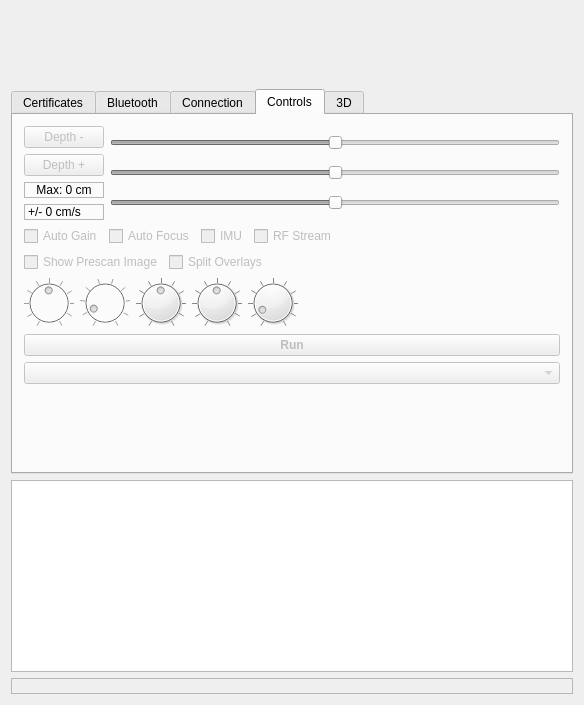
The window that examples/solum_qt/solumqt.ui (clariusdev/solum) describes before a commit, drawn with Qt 5.
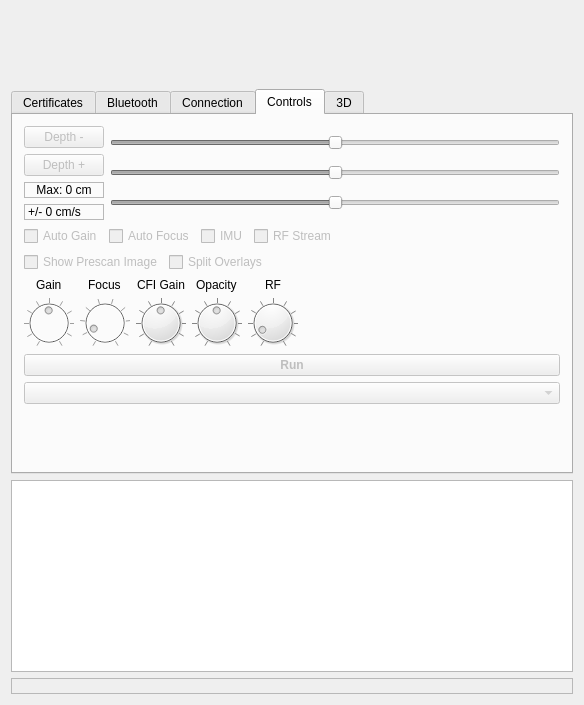
The same window after the commit. The open tabs and pages were chosen to show the change. Custom widgets are drawn as their Qt base class.

Commit message: Qt: Params: add labels to dials

The edit to the form file:
```diff
--- a/examples/solum_qt/solumqt.ui
+++ b/examples/solum_qt/solumqt.ui
@@ -788,8 +788,43 @@
          </layout>
         </item>
         <item>
-         <layout class="QHBoxLayout" name="horizontalLayout_7">
-          <item>
+         <layout class="QGridLayout" name="_dial_layout">
+          <item row="0" column="1" alignment="Qt::AlignHCenter">
+           <widget class="QLabel" name="gain_label">
+            <property name="text">
+             <string>Gain</string>
+            </property>
+           </widget>
+          </item>
+          <item row="0" column="2" alignment="Qt::AlignHCenter">
+           <widget class="QLabel" name="focus_label">
+            <property name="text">
+             <string>Focus</string>
+            </property>
+           </widget>
+          </item>
+          <item row="0" column="3" alignment="Qt::AlignHCenter">
+           <widget class="QLabel" name="cfigain_label">
+            <property name="text">
+             <string>CFI Gain</string>
+            </property>
+           </widget>
+          </item>
+          <item row="0" column="4" alignment="Qt::AlignHCenter">
+           <widget class="QLabel" name="opacity_label">
+            <property name="text">
+             <string>Opacity</string>
+            </property>
+           </widget>
+          </item>
+          <item row="0" column="5" alignment="Qt::AlignHCenter">
+           <widget class="QLabel" name="rf_label">
+            <property name="text">
+             <string>RF</string>
+            </property>
+           </widget>
+          </item>
+          <item row="2" column="1" alignment="Qt::AlignHCenter">
            <widget class="QDial" name="gain">
             <property name="enabled">
              <bool>false</bool>
@@ -820,7 +855,7 @@
             </property>
            </widget>
           </item>
-          <item>
+          <item row="2" column="2" alignment="Qt::AlignHCenter">
            <widget class="QDial" name="focus">
             <property name="enabled">
              <bool>false</bool>
@@ -854,7 +889,7 @@
             </property>
            </widget>
           </item>
-          <item>
+          <item row="2" column="3" alignment="Qt::AlignHCenter">
            <widget class="QDial" name="cfigain">
             <property name="maximumSize">
              <size>
@@ -882,7 +917,7 @@
             </property>
            </widget>
           </item>
-          <item>
+          <item row="2" column="4" alignment="Qt::AlignHCenter">
            <widget class="QDial" name="opacity">
             <property name="minimumSize">
              <size>
@@ -916,7 +951,7 @@
             </property>
            </widget>
           </item>
-          <item>
+          <item row="2" column="5" alignment="Qt::AlignHCenter">
            <widget class="QDial" name="rfzoom">
             <property name="maximumSize">
              <size>
@@ -947,7 +982,7 @@
             </property>
            </widget>
           </item>
-          <item>
+          <item row="2" column="7">
            <spacer name="horizontalSpacer_2">
             <property name="orientation">
              <enum>Qt::Horizontal</enum>
```
The commit also changes 1 other file.
